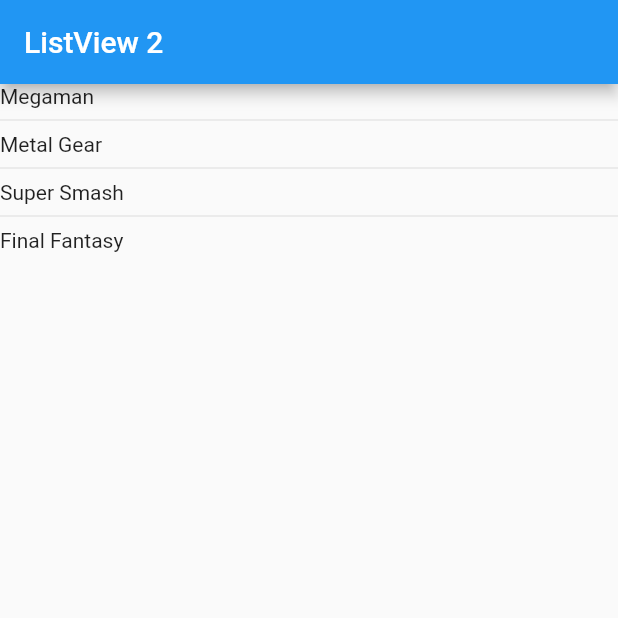
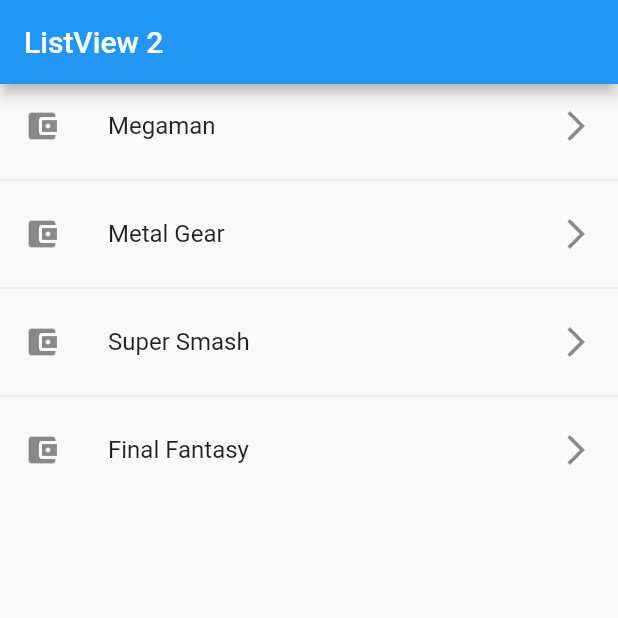
Before and after one commit to Rituzka/flutter_list_components_app, a Flutter app: the screen it shows after launch, on a phone screen of 412 x 824 dp, the top half of it. Run offline on Flutter 3.47's test engine with Material 2 defaults, Android fonts, the light colour scheme and no system bars.

Commit message:
Adding a listTile to give format to the item

```diff
--- a/lib/screens/listView2_screen.dart
+++ b/lib/screens/listView2_screen.dart
@@ -14,10 +14,14 @@
   Widget build(BuildContext context) {
     return Scaffold(
         appBar: AppBar(
-          title: Text('ListView 2'),
+          title: const Text('ListView 2'),
         ),
         body: ListView.separated(
-            itemBuilder: (context, index) => Text(options[index]),
+            itemBuilder: (context, index) => ListTile(
+                  leading: const Icon(Icons.account_balance_wallet),
+                  title: Text(options[index]),
+                  trailing: const Icon(Icons.arrow_forward_ios),
+                ),
             separatorBuilder: (_, __) => const Divider(),
             itemCount: options.length));
   }
```
